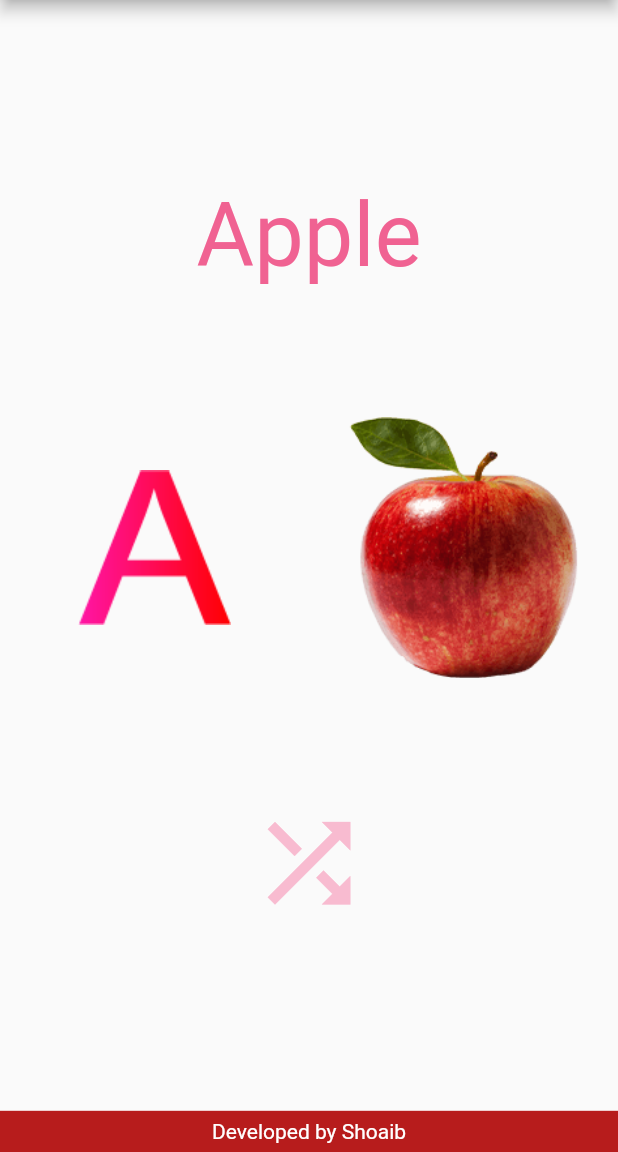
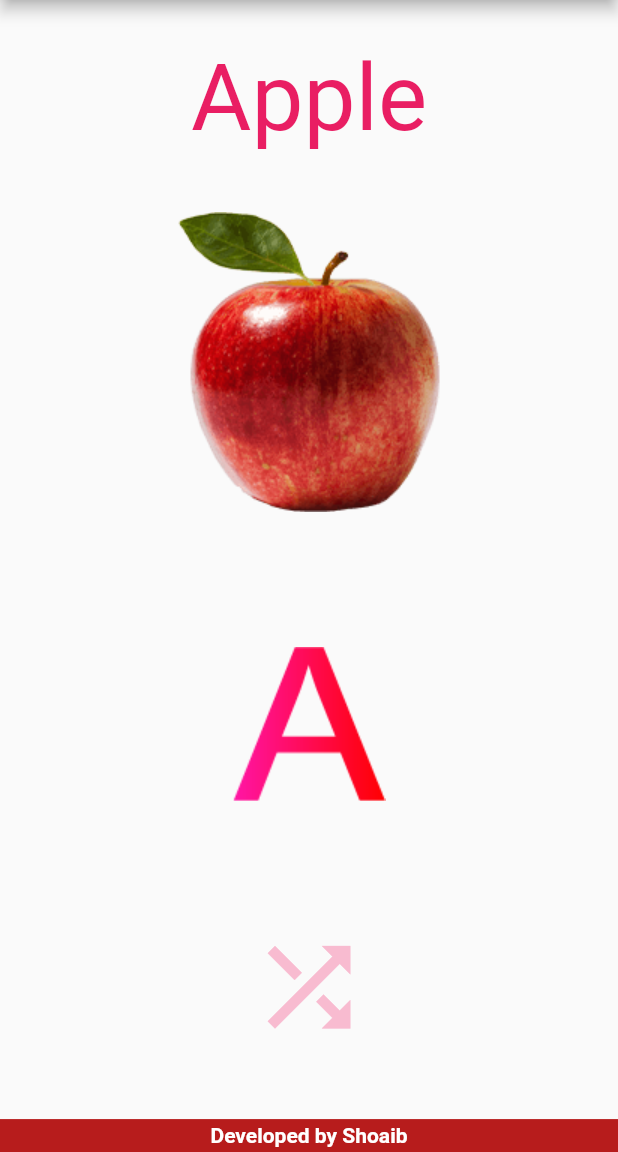
Before and after one commit to shoaibswe/flutter_Kidphabet, a Flutter app: the screen it shows after launch, on a phone screen of 412 x 824 dp, the part 84-1236 px from its top. Run offline on Flutter 3.47's test engine with Material 2 defaults, Android fonts, the phone set to English and light mode, and no system bars; our stand-ins replace audioplayers.

Commit message:
Display Issue Fixed,  Apk added in installation directory

```diff
--- a/lib/main.dart
+++ b/lib/main.dart
@@ -1,5 +1,6 @@
 import 'package:flutter/cupertino.dart';
 import 'package:flutter/material.dart';
+import 'sizes_helpers.dart';
 import 'dart:math';
 import 'package:audioplayers/audio_cache.dart';
 
@@ -14,18 +15,14 @@ class homeClass extends StatefulWidget {
 // ignore: camel_case_types
 class _homeClassState extends State<homeClass> {
   static AudioCache player = AudioCache();
-  double h;
-  double w;
   int alphabetNumber = 1;
   int photoNumber = 1;
   int soundNumber = 1;
   String nameOfElement = 'Apple';
-  bool initialState =false;
+  bool initialState = false;
 
   @override
   Widget build(BuildContext context) {
-    h = MediaQuery.of(context).size.height;
-    w = MediaQuery.of(context).size.width;
     splashSound();
 
     return Scaffold(
@@ -33,62 +30,34 @@ class _homeClassState extends State<homeClass> {
         title: Text(' Kidphabets'),
         backgroundColor: Colors.pink[400],
       ),
-      body: Container(
-        height: h,
-        width: w,
+      body: SafeArea(
         child: Center(
           child: Column(
-            mainAxisAlignment: MainAxisAlignment.end,
+            mainAxisAlignment: MainAxisAlignment.center,
             crossAxisAlignment: CrossAxisAlignment.stretch,
             children: <Widget>[
-              Row(
-                children: <Widget>[
-                  Padding(
-                    padding: EdgeInsets.only(bottom: h/15),
-                    child: Expanded(
+              Expanded(
+                flex: 6,
                 child: Container(
-                        height: h / 9,
-                        width: w,
+                  width: displayWidth(context),
                   child: Center(
                     child: Text(
                       nameOfElement,
-                            style:
-                                TextStyle(fontSize: h/14, color: Colors.pink[300]),
+                      style: TextStyle(
+                          fontSize: displayWidth(context) * .15,
+                          color: Colors.pink[500]),
                     ),
                   ),
                 ),
               ),
+              expandedForPhoto(),
+              expandedForAlphabet(),
+              shuffleAll(),
+            Expanded(
+              flex: 2,
+              child: SizedBox(),
             ),
-                ],
-              ),
-              SizedBox(
-                height: h / 40,
-              ),
-              Row(
-                children: <Widget>[
-                  expandedForAlphabet(),
-                  expandedForPhoto(),
-                ],
-              ),
-              Row(
-                children: <Widget>[
-                  Padding(
-                    padding: EdgeInsets.symmetric(vertical: h/20),
-                    child: SizedBox(
-                      height: h / 5,
-                      width: w,
-                      child: shuffleAll(),
-                    ),
-                  ),
-                                  ],
-              ),
-
-              Row(
-                crossAxisAlignment: CrossAxisAlignment.end,
-                children: <Widget>[
               footer(),
-                ],
-              ),
             ],
           ),
         ),
@@ -98,44 +67,66 @@ class _homeClassState extends State<homeClass> {
 
   Expanded expandedForAlphabet() {
     return Expanded(
-      flex: 2,
+      flex: 12,
       child: FlatButton(
         onPressed: () {
           changeAplhabetNum();
           playLetter();
         },
-        child: Image.asset('images/alphabets/alphabet$alphabetNumber.png'),
+        child: Image.asset(
+          'images/alphabets/alphabet$alphabetNumber.png',
+          height: displayHeight(context) * .3,
+        ),
       ),
     );
   }
 
   Expanded expandedForPhoto() {
     return Expanded(
-      flex: 2,
+      flex: 10,
       child: FlatButton(
         onPressed: () {
           changeAplhabetNumDown();
           playLetter();
         },
-          child: Image.asset('images/photos/f$photoNumber.png')),
+        child: Image.asset(
+          'images/photos/f$photoNumber.png',
+          height: displayHeight(context) * .3,
+        ),
+      ),
     );
   }
 
   Expanded shuffleAll() {
     return Expanded(
+        flex: 4,
         child: FlatButton(
-      padding: EdgeInsets.all(10),
-          shape: new RoundedRectangleBorder(borderRadius: new BorderRadius.circular(12.0)),
           onPressed: () {
             changePhotoNum();
             playLetter();
           },
           child: Icon(
             Icons.shuffle,
-        size: h/10,
+            size: displayHeight(context) * .1,
             color: Colors.pink[100],
           ),
         ));
+  }
+
+  Expanded footer() {
+    return Expanded(
+      flex: 1,
+      child: Container(
+        color: Colors.red[900],
+        height: displayHeight(context) * .03,
+        width: displayWidth(context),
+        child: Center(
+            child: Text(
+          'Developed by Shoaib',
+          style: TextStyle(color: Colors.white, fontWeight: FontWeight.bold),
+        )),
+      ),
+    );
   }
 
   void changeTitleAndSound() {
@@ -265,26 +256,10 @@ class _homeClassState extends State<homeClass> {
     player.play('s$soundNumber.m4a');
   }
 
-  void splashSound(){
-    if(initialState==false) {
+  void splashSound() {
+    if (initialState == false) {
       player.play('s1.m4a');
-      initialState=true;
+      initialState = true;
     }
   }
-
-  Expanded footer() {
-    return Expanded(
-      child: Container(
-        margin: EdgeInsets.only(top: h / 20),
-        color: Colors.red[900],
-        height: h / 30,
-        width: w,
-        child: Center(
-            child: Text(
-          'Developed by Shoaib',
-          style: TextStyle(color: Colors.white),
-        )),
-      ),
-    );
 }
-}
--- /dev/null
+++ b/lib/sizes_helpers.dart
@@ -0,0 +1,16 @@
+import 'package:flutter/material.dart';
+
+Size displaySize(BuildContext context) {
+  debugPrint('Size = ' + MediaQuery.of(context).size.toString());
+  return MediaQuery.of(context).size;
+}
+
+double displayHeight(BuildContext context) {
+  debugPrint('Height = ' + displaySize(context).height.toString());
+  return displaySize(context).height;
+}
+
+double displayWidth(BuildContext context) {
+  debugPrint('Width = ' + displaySize(context).width.toString());
+  return displaySize(context).width;
+}
```
Lines whose indentation alone changed are shown as unchanged.
